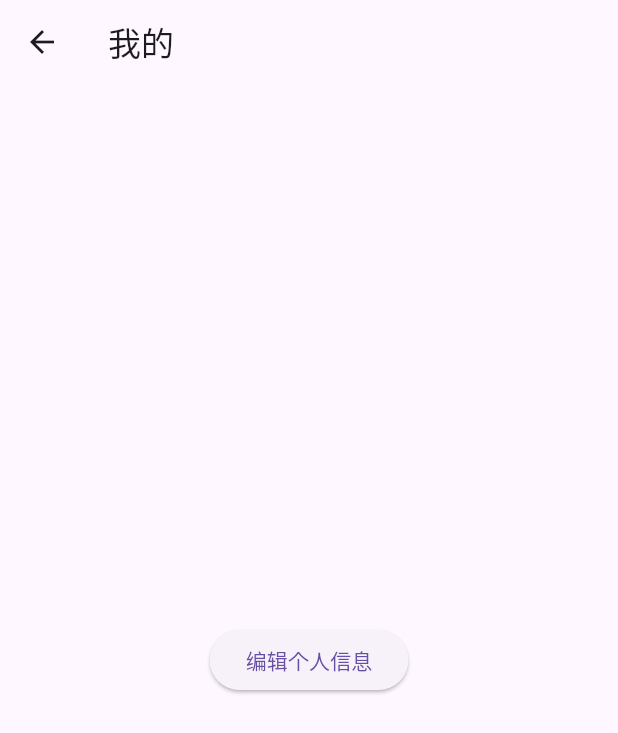
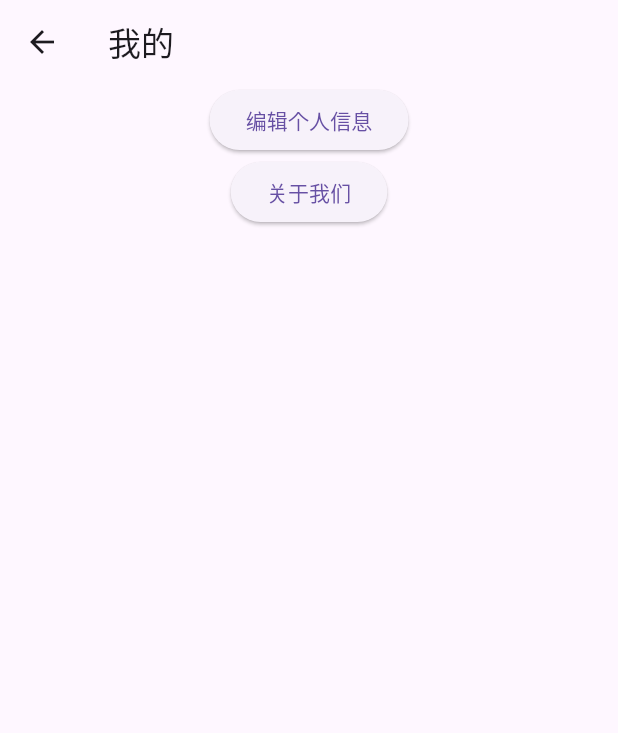
Before and after one commit to Greathao/bloc_mvvm_architecture, a Flutter app: the ProfilePage screen opened by its route, on a phone screen of 412 x 824 dp. Shown: the top 733 px of the screen. Run offline on Flutter 3.47's test engine with Material 3 defaults, Android fonts, the phone set to English and light mode, and no system bars; our stand-ins replace app_links, dio, equatable, flutter_bloc, webview_flutter; missing offline and left inert: dart:html, flutter_floor_layout; accounts and stored records are empty; network calls fail.

Commit message:
feat: deeplink跳转

```diff
--- a/lib/main.dart
+++ b/lib/main.dart
@@ -3,7 +3,7 @@ import 'app.dart';
 import 'core/router/app_router.dart';
 
 void main() {
-  AppRouter.debugPrintAllRoutes();
+  // AppRouter.debugPrintAllRoutes();
 
   runApp(const MyApp());
 }
--- a/lib/module/home/view/pages/home_page.dart
+++ b/lib/module/home/view/pages/home_page.dart
@@ -4,7 +4,6 @@ import 'package:bloc_mvvm_architecture/module/home/bloc/home_event.dart';
 import 'package:bloc_mvvm_architecture/module/home/bloc/home_state.dart';
 import 'package:bloc_mvvm_architecture/module/home/product_repository/home_repository.dart';
 import 'package:bloc_mvvm_architecture/module/home/router/home_routers.dart';
-import 'package:bloc_mvvm_architecture/module/tabbar/router/tabbar_routers.dart';
 import 'package:flutter/material.dart';
 import 'package:flutter_bloc/flutter_bloc.dart';
 
@@ -45,7 +44,8 @@ class ProductPage extends StatelessWidget {
                     return ListTile(
                       leading: Image.network(item.imageUrl, width: 60, height: 60, fit: BoxFit.cover),
                       title: Text(item.title),
-                      onTap: () => AppRouter.push(context, HomeModuleRoute.activityPath, arguments: {'actId': 1000}),
+                      // onTap: () => AppRouter.push(context, HomeModuleRoute.activityPath, arguments: {'actId': 1000}),
+                      onTap: () => AppRouter.pushFromUrl(context, 'myapp://home/activity?actId=10000000'),
 
                     );
                   },
--- a/lib/module/profile/view/pages/profile_page.dart
+++ b/lib/module/profile/view/pages/profile_page.dart
@@ -1,6 +1,7 @@
 
 import 'package:bloc_mvvm_architecture/core/router/app_router.dart';
 import 'package:bloc_mvvm_architecture/module/profile/router/profile_routers.dart';
+import 'package:bloc_mvvm_architecture/module/web/router/web_routers.dart';
 import 'package:flutter/material.dart';
 
 class ProfilePage extends StatelessWidget {
@@ -11,11 +12,26 @@ class ProfilePage extends StatelessWidget {
     return Scaffold(
       appBar: AppBar(title: const Text('我的')),
       body: Center(
-        child: ElevatedButton(
-          onPressed: () {
-            AppRouter.push(context, ProfileModuleRoute.editPath);
-          },
-          child: const Text('编辑个人信息'),
+        child: Column(
+          children: [
+            ElevatedButton(
+              onPressed: () {
+                AppRouter.push(context, ProfileModuleRoute.editPath);
+
+                },
+              child: const Text('编辑个人信息'),
+            ),
+
+            ElevatedButton(
+              onPressed: () {
+                AppRouter.push(context, WebModuleRoute().entryPath,arguments: {"url":"https://www.baidu.com"});
+
+                // AppRouter.pushFromUrl(context, 'myapp://web?url=https://www.baidu.com');
+                // AppRouter.pushFromUrl(context, 'myapp://home/activity?url=https://www.baidu.com') ;
+                },
+              child: const Text('关于我们'),
+            ),
+          ],
         ),
       ),
     );
--- a/lib/module/tabbar/router/tabbar_routers.dart
+++ /dev/null
@@ -1,22 +0,0 @@
-
-import 'package:bloc_mvvm_architecture/core/router/base_module_route.dart';
-import 'package:bloc_mvvm_architecture/module/tabbar/view/tab_page.dart';
-import 'package:flutter/material.dart';
-
-class TabbarModuleRoute extends BaseModuleRoute {
-  @override
-  String get moduleName => 'TabbarModule';
-
-  @override
-  String get entryPath => '/tabbar';
-
-  @override
-  Map<String, WidgetBuilder> get routes => {
-    entryPath: (_) => const MainTabPage(),
-   };
-
-  @override
-  List<String> get exportedPages => [
-    entryPath,
-  ];
-}
--- /dev/null
+++ b/lib/module/web/router/web_routers.dart
@@ -0,0 +1,30 @@
+import 'package:bloc_mvvm_architecture/core/router/base_module_route.dart';
+import 'package:bloc_mvvm_architecture/module/web/view/web_page.dart';
+import 'package:flutter/material.dart';
+
+class WebModuleRoute extends BaseModuleRoute {
+  @override
+  String get moduleName => 'WebModule';
+
+  @override
+  String get entryPath => '/web';
+
+  @override
+  Map<String, WidgetBuilder> get routes => {
+    entryPath: (context) {
+      final settings = ModalRoute.of(context)?.settings;
+      final args = settings?.arguments;
+      final query = Uri.tryParse(settings?.name ?? '')?.queryParameters ?? {};
+      // 优先使用 arguments 中的 url，fallback 用 URI query 参数
+      final url = args is Map && args['url'] != null
+          ? args['url'].toString()
+          : query['url'] ?? '';
+      return WebPage(url: url);
+    },
+  };
+
+  @override
+  List<String> get exportedPages => [
+    entryPath,
+  ];
+}
--- a/pubspec.yaml
+++ b/pubspec.yaml
@@ -38,7 +38,8 @@ dependencies:
   equatable: ^2.0.7
   dio: ^5.8.0+1
   flutter_floor_layout: ^0.0.1
-#  app_links: ^6.4.0
+  app_links: ^6.4.0
+  webview_flutter: ^4.13.0
 
 
 dev_dependencies:
```
Also changed, not shown: lib/app.dart (+4 -6 lines), lib/core/router/app_router.dart (+31 -12 lines), lib/module/tabbar/view/tab_page.dart (+31 -8 lines), lib/module/web/view/web_page.dart (added, +59 -0 lines), pubspec.lock, 2 other files.
